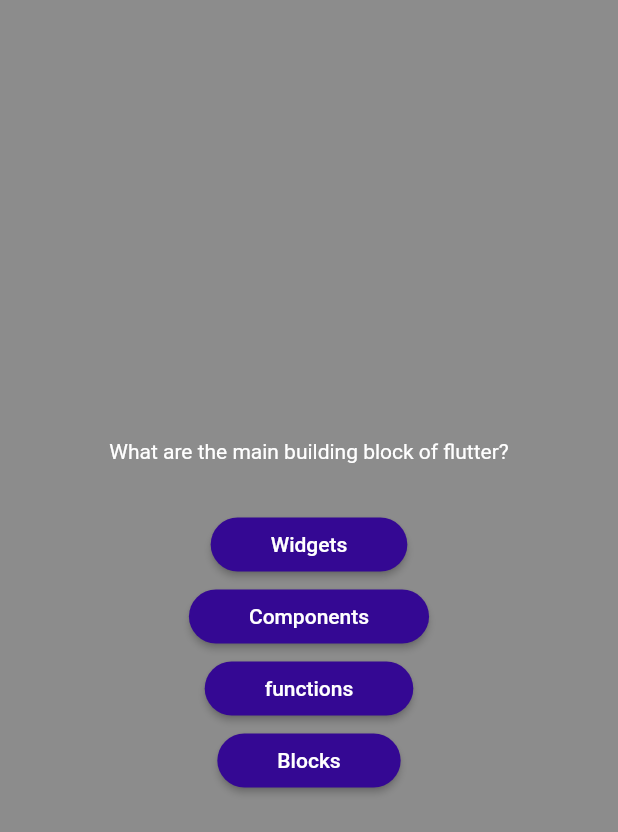
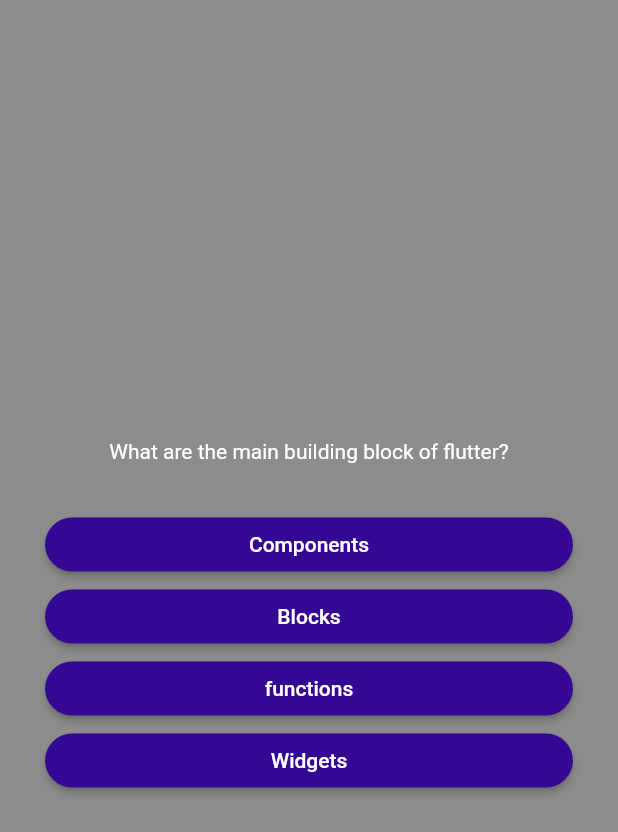
Before and after one commit to TarMuradyan99/quiz-app, a Flutter app: the screen it shows after launch, after a tap on "Start Quiz", on a phone screen of 412 x 824 dp. Shown: the top 832 px of the screen. Run offline on Flutter 3.47's test engine with Material 2 defaults, Android fonts, the phone set to English and light mode, and no system bars.

Commit message:
adding_questions

```diff
--- a/quize_app/lib/answer_button.dart
+++ b/quize_app/lib/answer_button.dart
@@ -7,13 +7,13 @@ class AnswerButton extends StatelessWidget {
   @override
   Widget build(BuildContext context) {
     return ElevatedButton(
-        onPressed: () {},
+        onPressed: onTap,
         style: ElevatedButton.styleFrom(
           padding: const EdgeInsets.symmetric(vertical: 10,horizontal: 40),
           backgroundColor:const Color.fromARGB(255, 52, 8, 147),
           foregroundColor:const Color.fromARGB(255, 255, 255, 255),
           shape:RoundedRectangleBorder(borderRadius: BorderRadius.circular(40)),
         ),
-        child: Text(answerText));
+        child: Text(answerText,textAlign: TextAlign.center,));
   }
 }
--- a/quize_app/lib/models/quiz_question.dart
+++ b/quize_app/lib/models/quiz_question.dart
@@ -1,6 +1,12 @@
 class QuizQuestion {
- const QuizQuestion(this.text, this.answers);
+  const QuizQuestion(this.text, this.answers);
 
   final String text;
   final List<String> answers;
+
+  List<String> getShuffledList() {
+    final shuffledList = List.of(answers);
+    shuffledList.shuffle();
+    return shuffledList;
+  }
 }
--- a/quize_app/lib/questions_screen.dart
+++ b/quize_app/lib/questions_screen.dart
@@ -11,25 +11,41 @@ class QuestionsScreen extends StatefulWidget {
 }
 
 class _QuestionsScreenState extends State<QuestionsScreen> {
+
+  var currentQuestionIndex = 0;
+  void answerQuestion() {
+    setState(() {
+        if(currentQuestionIndex < questions.length-1)
+      currentQuestionIndex++;
+    });
+
+  }
+
+
    @override
-  final currentQuestions = questions[0];
   Widget build(context) {
+    final currentQuestions = questions[currentQuestionIndex];
     return SizedBox(
       width: double.infinity,
+      child: Container(
+        margin: const EdgeInsets.all(30),
         child: Column(
           mainAxisAlignment: MainAxisAlignment.center,
+          crossAxisAlignment: CrossAxisAlignment.stretch,
           children: [
             Text(
               currentQuestions.text,
               style: const TextStyle(color: Colors.white),
+              textAlign: TextAlign.center,
             ),
             const SizedBox(
               height: 30,
             ),
-          ...currentQuestions.answers.map((el) {
-            return AnswerButton(answerText: el, onTap: () {});
-          }),
+            ...currentQuestions.getShuffledList().map((answer) {
+              return AnswerButton(answerText: answer, onTap: answerQuestion);
+            })
           ],
+        ),
       ),
     );
   }
```
Lines whose indentation alone changed are shown as unchanged.
